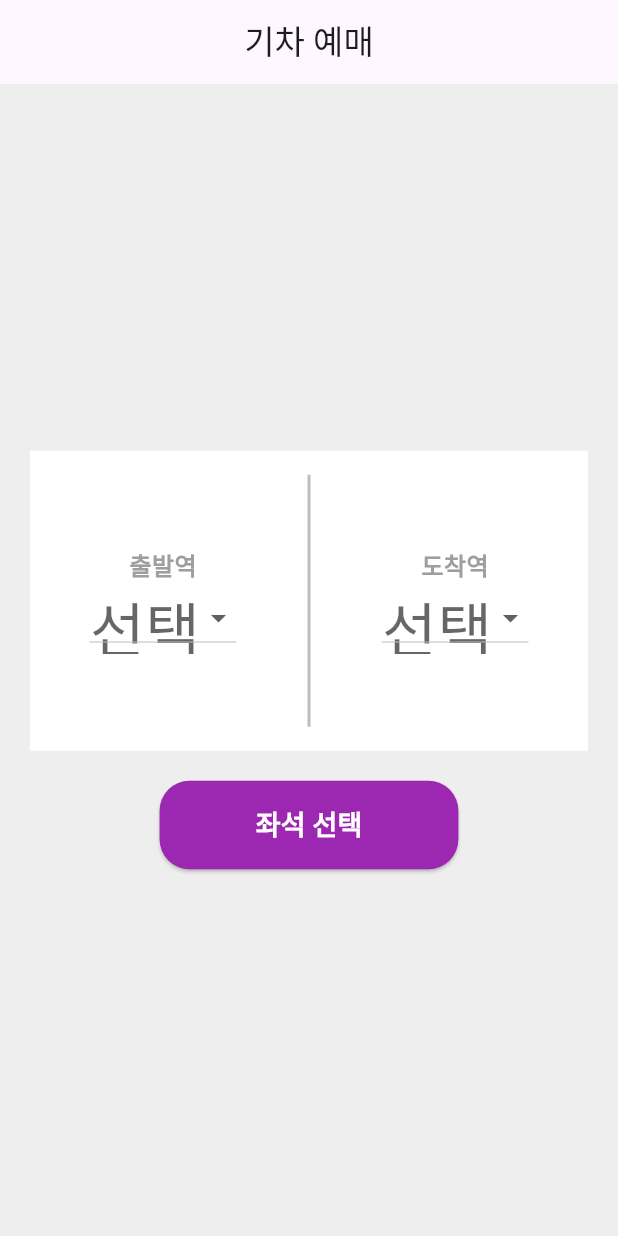
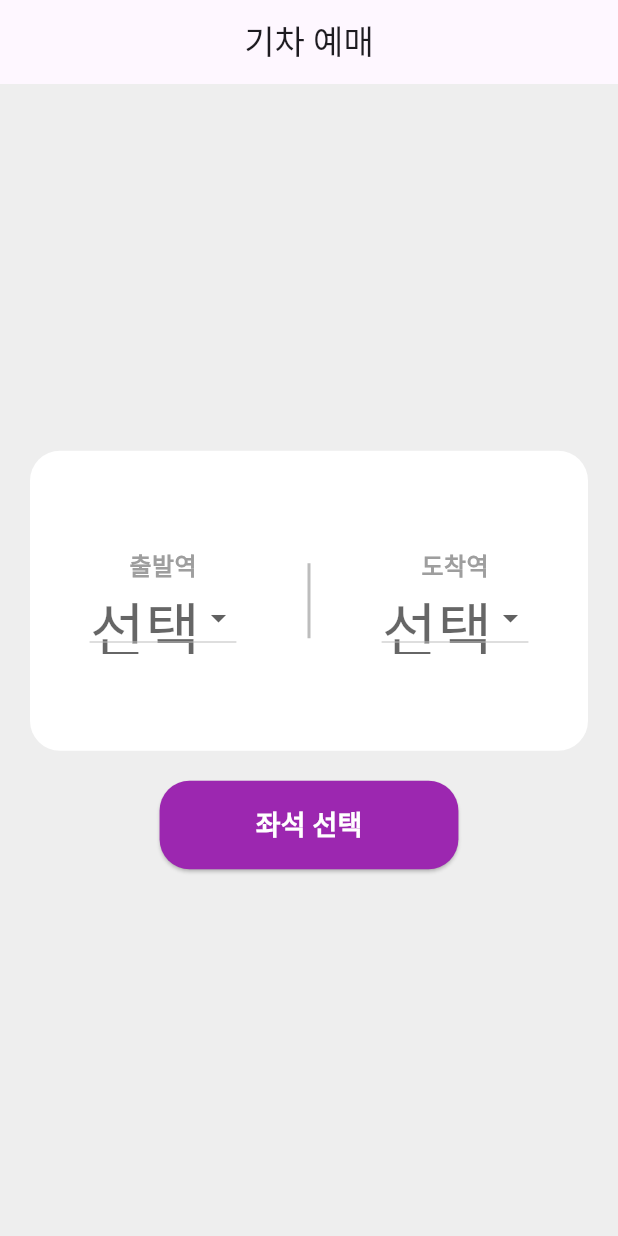
Before and after one commit to Aislyn-cell/flutter_train_app, a Flutter app: the screen it shows after launch, on a phone screen of 412 x 824 dp. Run offline on Flutter 3.47's test engine with Material 3 defaults, Android fonts, the phone set to English and light mode, and no system bars.

Commit message:
세부적인 오류를 수정했습니다.

```diff
--- a/lib/home_page.dart
+++ b/lib/home_page.dart
@@ -15,24 +15,22 @@ class HomePageState extends State<HomePage> {
   @override
   Widget build(BuildContext context) {
     return Scaffold(
-      appBar: AppBar(
-        title: Center(child: Text('기차 예매')), // 앱바 가운데 정렬
-      ),
+      appBar: AppBar(title: Center(child: Text('기차 예매'))),
       body: Padding(
-        padding: const EdgeInsets.all(20.0), // Scaffold body padding 20
+        padding: const EdgeInsets.all(20.0),
         child: Column(
-          mainAxisAlignment: MainAxisAlignment.center, // 세로 가운데 정렬
+          mainAxisAlignment: MainAxisAlignment.center,
           children: [
             Container(
-              height: 200, // 높이 200
-              color: Colors.white, // 배경색 흰색
+              height: 200,
               padding: EdgeInsets.all(16.0),
               decoration: BoxDecoration(
-                borderRadius: BorderRadius.circular(20), // 모서리 둥글기 20
+                // BoxDecoration 사용
+                color: Colors.white, // 배경색 흰색
+                borderRadius: BorderRadius.circular(20),
               ),
               child: Row(
-                mainAxisAlignment:
-                    MainAxisAlignment.spaceAround, // 출발역, 도착역 간격 동일하게 배치
+                mainAxisAlignment: MainAxisAlignment.spaceAround,
                 children: [
                   Column(
                     mainAxisAlignment: MainAxisAlignment.center,
@@ -59,18 +57,17 @@ class HomePageState extends State<HomePage> {
                                 child: Text(station),
                               );
                             }).toList(),
-                        hint: Text(
-                          '선택',
-                          style: TextStyle(fontSize: 40),
-                        ), // 선택 글자 크기 40
+                        hint: Text('선택', style: TextStyle(fontSize: 40)),
                       ),
                     ],
                   ),
-                  VerticalDivider(
-                    width: 2,
-                    thickness: 2,
-                    color: Colors.grey[400], // 세로선 색상
-                    // height: 50, // 세로선 높이
+                  SizedBox(
+                    height: 50,
+                    child: VerticalDivider(
+                      width: 2,
+                      thickness: 2,
+                      color: Colors.grey[400],
+                    ),
                   ),
                   Column(
                     mainAxisAlignment: MainAxisAlignment.center,
@@ -97,17 +94,14 @@ class HomePageState extends State<HomePage> {
                                 child: Text(station),
                               );
                             }).toList(),
-                        hint: Text(
-                          '선택',
-                          style: TextStyle(fontSize: 40),
-                        ), // 선택 글자 크기 40
+                        hint: Text('선택', style: TextStyle(fontSize: 40)),
                       ),
                     ],
                   ),
                 ],
               ),
             ),
-            SizedBox(height: 20), // 좌석 선택 버튼과 박스 간 간격 20
+            SizedBox(height: 20),
             ElevatedButton(
               onPressed: () {
                 if (departureStation != null && arrivalStation != null) {
@@ -126,9 +120,9 @@ class HomePageState extends State<HomePage> {
                 }
               },
               style: ElevatedButton.styleFrom(
-                backgroundColor: Colors.purple, // 버튼 색상 보라색
+                backgroundColor: Colors.purple,
                 shape: RoundedRectangleBorder(
-                  borderRadius: BorderRadius.circular(20), // 버튼 모서리 둥글기 20
+                  borderRadius: BorderRadius.circular(20),
                 ),
               ),
               child: Padding(
@@ -149,7 +143,7 @@ class HomePageState extends State<HomePage> {
           ],
         ),
       ),
-      backgroundColor: Colors.grey[200], // body 배경색 회색
+      backgroundColor: Colors.grey[200],
     );
   }
 }
```
